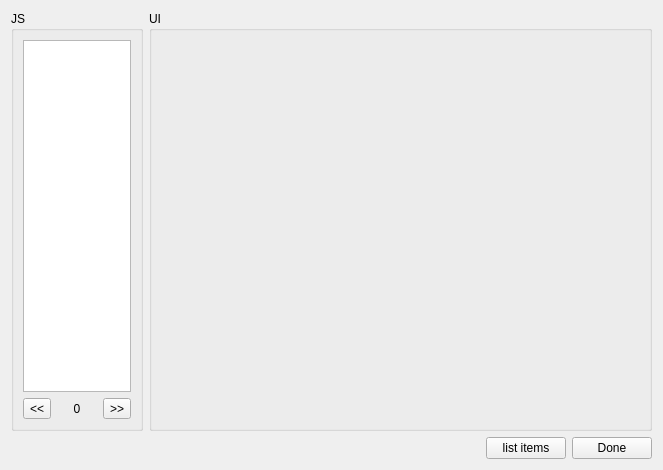
Qt form ui/main.ui (dmzdev/stance) before a commit.
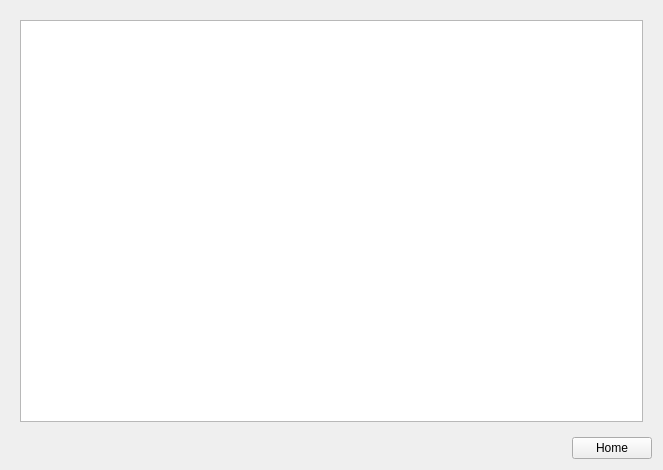
The same form after that commit.

Commit message: Main window working, allows for scripts to push replacment widgets for links.

Patch:
```diff
--- a/ui/main.ui
+++ b/ui/main.ui
@@ -13,99 +13,21 @@
   <property name="windowTitle">
    <string>Script Demo</string>
   </property>
-  <layout class="QVBoxLayout" name="verticalLayout_3">
+  <layout class="QVBoxLayout" name="verticalLayout_2">
    <item>
-    <layout class="QHBoxLayout" name="horizontalLayout_2">
-     <item>
-      <widget class="QGroupBox" name="groupBox">
-       <property name="sizePolicy">
-        <sizepolicy hsizetype="Preferred" vsizetype="Preferred">
-         <horstretch>1</horstretch>
-         <verstretch>0</verstretch>
-        </sizepolicy>
-       </property>
-       <property name="maximumSize">
-        <size>
-         <width>132</width>
-         <height>16777215</height>
-        </size>
-       </property>
-       <property name="title">
-        <string>JS</string>
-       </property>
-       <property name="flat">
-        <bool>false</bool>
-       </property>
-       <layout class="QVBoxLayout" name="verticalLayout">
-        <item>
-         <widget class="QListWidget" name="listWidget"/>
-        </item>
-        <item>
-         <layout class="QHBoxLayout" name="horizontalLayout_3">
-          <item>
-           <widget class="QToolButton" name="prevButton">
-            <property name="text">
-             <string>&lt;&lt;</string>
-            </property>
-           </widget>
-          </item>
-          <item>
-           <widget class="QLabel" name="infoLabel">
-            <property name="text">
-             <string>0</string>
-            </property>
-            <property name="alignment">
-             <set>Qt::AlignCenter</set>
-            </property>
-           </widget>
-          </item>
-          <item>
-           <widget class="QToolButton" name="nextButton">
-            <property name="text">
-             <string>&gt;&gt;</string>
-            </property>
-           </widget>
-          </item>
-         </layout>
-        </item>
-       </layout>
-      </widget>
-     </item>
-     <item>
-      <widget class="QGroupBox" name="groupBox_2">
-       <property name="sizePolicy">
-        <sizepolicy hsizetype="Preferred" vsizetype="Preferred">
-         <horstretch>2</horstretch>
-         <verstretch>0</verstretch>
-        </sizepolicy>
-       </property>
-       <property name="title">
-        <string>UI</string>
-       </property>
-       <property name="flat">
-        <bool>true</bool>
-       </property>
-       <property name="checkable">
-        <bool>false</bool>
-       </property>
-       <layout class="QVBoxLayout" name="verticalLayout_2">
-        <item>
-         <widget class="QStackedWidget" name="stackedWidget">
-          <property name="sizePolicy">
-           <sizepolicy hsizetype="Preferred" vsizetype="Preferred">
-            <horstretch>2</horstretch>
-            <verstretch>0</verstretch>
-           </sizepolicy>
-          </property>
-          <property name="currentIndex">
-           <number>-1</number>
-          </property>
-         </widget>
-        </item>
-       </layout>
-      </widget>
-     </item>
-    </layout>
+    <widget class="QStackedWidget" name="stackedWidget">
+     <widget class="QWidget" name="page">
+      <layout class="QVBoxLayout" name="verticalLayout">
+       <item>
+        <widget class="QGraphicsView" name="graphicsView">
+         <property name="alignment">
+          <set>Qt::AlignLeading|Qt::AlignLeft|Qt::AlignTop</set>
+         </property>
+        </widget>
+       </item>
+      </layout>
+     </widget>
+    </widget>
    </item>
    <item>
     <layout class="QHBoxLayout" name="horizontalLayout">
@@ -125,14 +47,7 @@
      <item>
       <widget class="QPushButton" name="pushButton">
        <property name="text">
-        <string>list items</string>
-       </property>
-      </widget>
-     </item>
-     <item>
-      <widget class="QPushButton" name="doneButton">
-       <property name="text">
-        <string>Done</string>
+        <string>Home</string>
        </property>
       </widget>
      </item>
```
Left out of the diff: 3 changed lines with no effect on the pictures. The commit also changes 4 other files.
